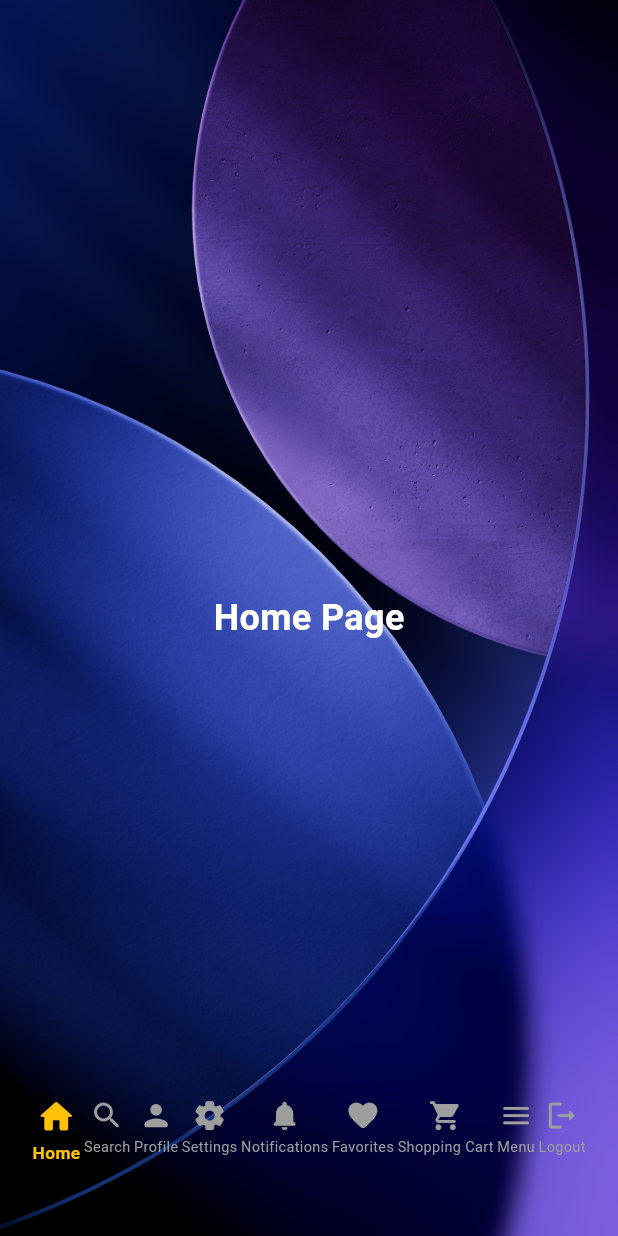
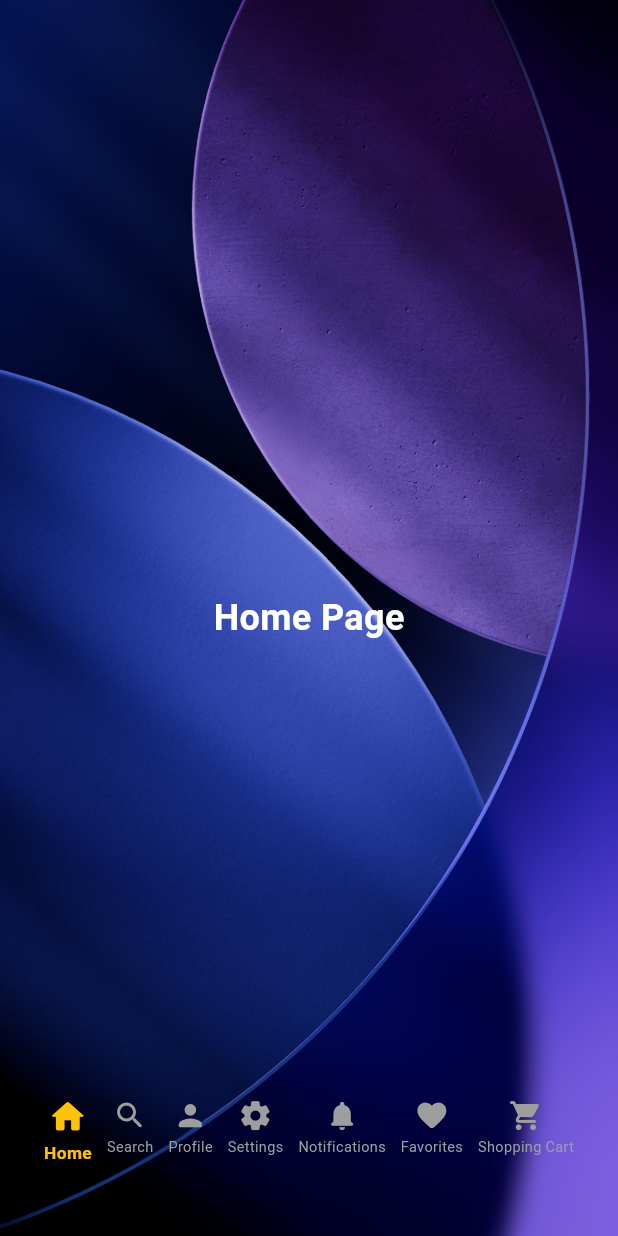
Before and after one commit to ZyadWKhedr/LiquidGlass-NavBar, a Flutter app: the screen it shows after launch, on a phone screen of 412 x 824 dp. Run offline on Flutter 3.47's test engine with Material 3 defaults, Android fonts, the light colour scheme and no system bars; our stand-ins replace flutter_riverpod, flutter_screenutil; missing offline and left inert: liquid_glass_renderer.

```diff
--- a/lib/pages/navbar_page.dart
+++ b/lib/pages/navbar_page.dart
@@ -88,8 +88,8 @@ class NavbarPage extends ConsumerWidget {
                     Icons.notifications_rounded,
                     Icons.favorite_rounded,
                     Icons.shopping_cart_rounded,
-                    Icons.menu_rounded,
-                    Icons.logout_rounded,
+                    // Icons.menu_rounded,
+                    // Icons.logout_rounded,
                   ],
                   labels: [
                     'Home',
@@ -99,8 +99,8 @@ class NavbarPage extends ConsumerWidget {
                     'Notifications',
                     'Favorites',
                     'Shopping Cart',
-                    'Menu',
-                    'Logout',
+                    // 'Menu',
+                    // 'Logout',
                   ],
                 ),
               ),
--- a/lib/widgets/navbar_draggable_indicator.dart
+++ b/lib/widgets/navbar_draggable_indicator.dart
@@ -27,7 +27,7 @@ class NavbarDraggableIndicator extends StatelessWidget {
     final screenWidth = 1.sw;
 
     // Adaptive width based on item count, never smaller than 60.w
-    final adaptiveWidth = (baseSize * (3 / itemCount).clamp(0.7, 1.0)).w;
+    final adaptiveWidth = (baseSize * (3.5 / itemCount).clamp(1, 1.2)).w;
 
     // Clamp the center so indicator never goes off-screen
     final clampedCenter = position.clamp(
```
Also changed, not shown: 1 other file.
